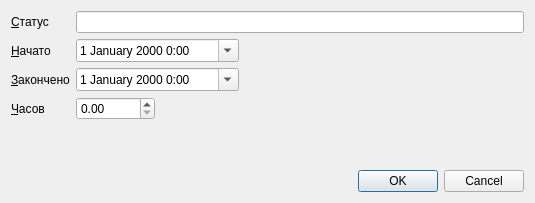
cypok/qttt, file edit_update.ui: the form before one commit.
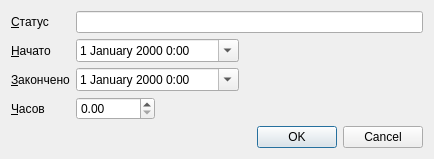
The form after the commit.

```diff
--- a/edit_update.ui
+++ b/edit_update.ui
@@ -6,10 +6,16 @@
    <rect>
     <x>0</x>
     <y>0</y>
-    <width>535</width>
-    <height>203</height>
+    <width>434</width>
+    <height>157</height>
    </rect>
   </property>
+  <property name="sizePolicy">
+   <sizepolicy hsizetype="Preferred" vsizetype="Preferred">
+    <horstretch>0</horstretch>
+    <verstretch>0</verstretch>
+   </sizepolicy>
+  </property>
   <property name="windowTitle">
    <string>Редактирование статуса</string>
   </property>
```
